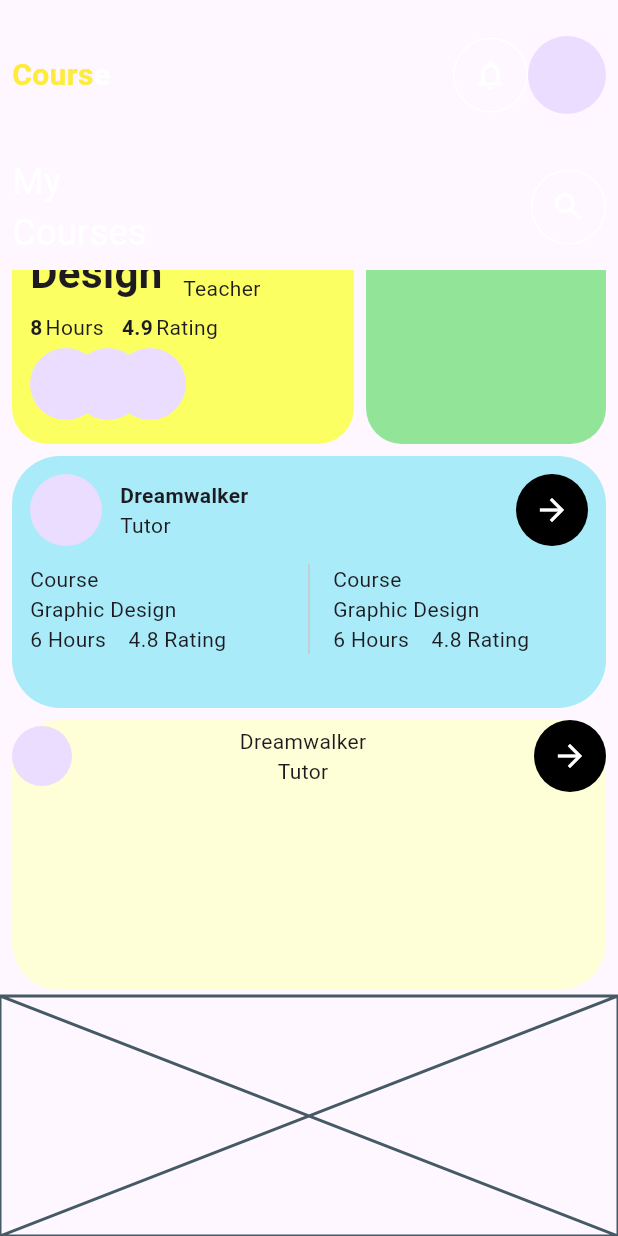
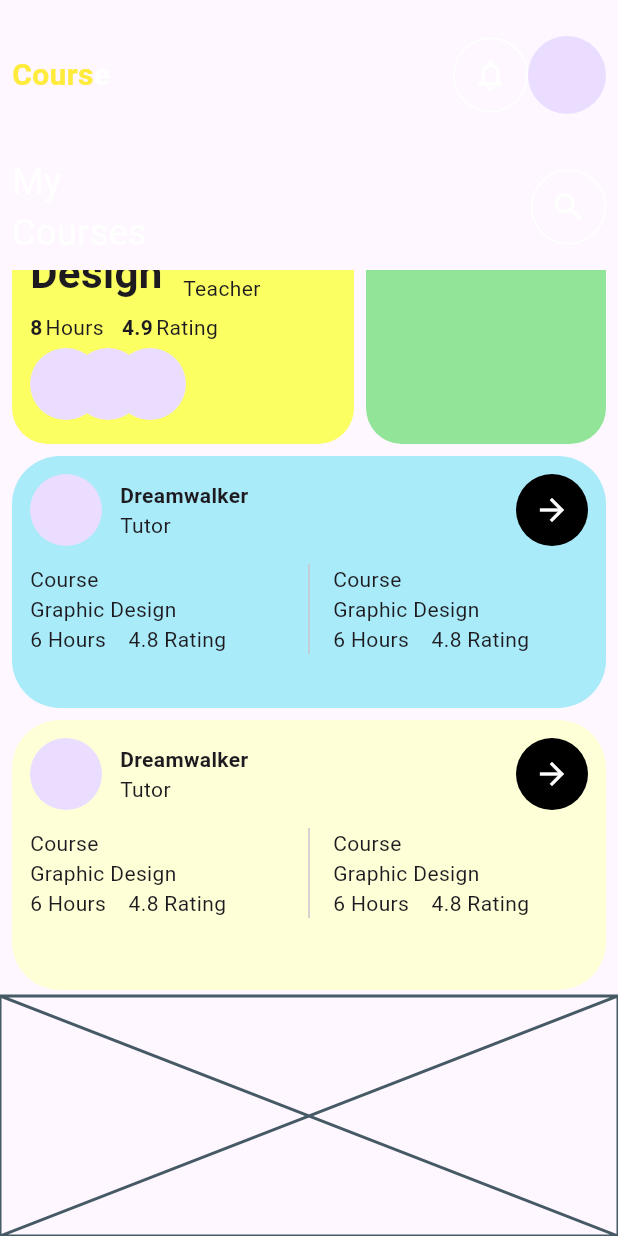
Before and after one commit to JAICHANGPARK/flutter_notebook_chapter_35, a Flutter app: the LearningHomePage screen opened directly, scrolled down 234 dp, on a phone screen of 412 x 824 dp. Run offline on Flutter 3.47's test engine with Material 3 defaults, Android fonts, the phone set to English and light mode, and no system bars; our stand-ins replace dots_indicator, gap.

Commit message:
Update learning_home_page.dart

```diff
--- a/lib/ep1774_learning_app/view/learning_home_page.dart
+++ b/lib/ep1774_learning_app/view/learning_home_page.dart
@@ -367,15 +367,26 @@ class _LearningHomePageState extends State<LearningHomePage> {
                       borderRadius: BorderRadius.circular(32),
                       color: const Color.fromRGBO(254, 255, 215, 1),
                     ),
+                    padding: EdgeInsets.all(12),
                     child: Column(
+                      crossAxisAlignment: CrossAxisAlignment.start,
                       children: [
                         Row(
                           children: [
-                            CircleAvatar(),
+                            CircleAvatar(
+                              radius: 24,
+                            ),
+                            Gap(12),
                             Expanded(
                               child: Column(
+                                crossAxisAlignment: CrossAxisAlignment.start,
                                 children: [
-                                  Text("Dreamwalker"),
+                                  Text(
+                                    "Dreamwalker",
+                                    style: TextStyle(
+                                      fontWeight: FontWeight.bold,
+                                    ),
+                                  ),
                                   Text("Tutor"),
                                 ],
                               ),
@@ -389,6 +400,36 @@ class _LearningHomePageState extends State<LearningHomePage> {
                               ),
                             )
                           ],
+                        ),
+                        Gap(12),
+                        IntrinsicHeight(
+                          child: Row(
+                            children: [
+                              Expanded(
+                                child: Column(
+                                  crossAxisAlignment: CrossAxisAlignment.start,
+                                  children: [
+                                    Text("Course"),
+                                    Text("Graphic Design"),
+                                    Text("6 Hours    4.8 Rating"),
+                                  ],
+                                ),
+                              ),
+                              VerticalDivider(
+                                width: 32,
+                              ),
+                              Expanded(
+                                child: Column(
+                                  crossAxisAlignment: CrossAxisAlignment.start,
+                                  children: [
+                                    Text("Course"),
+                                    Text("Graphic Design"),
+                                    Text("6 Hours    4.8 Rating"),
+                                  ],
+                                ),
+                              )
+                            ],
+                          ),
                         )
                       ],
                     ),
```
